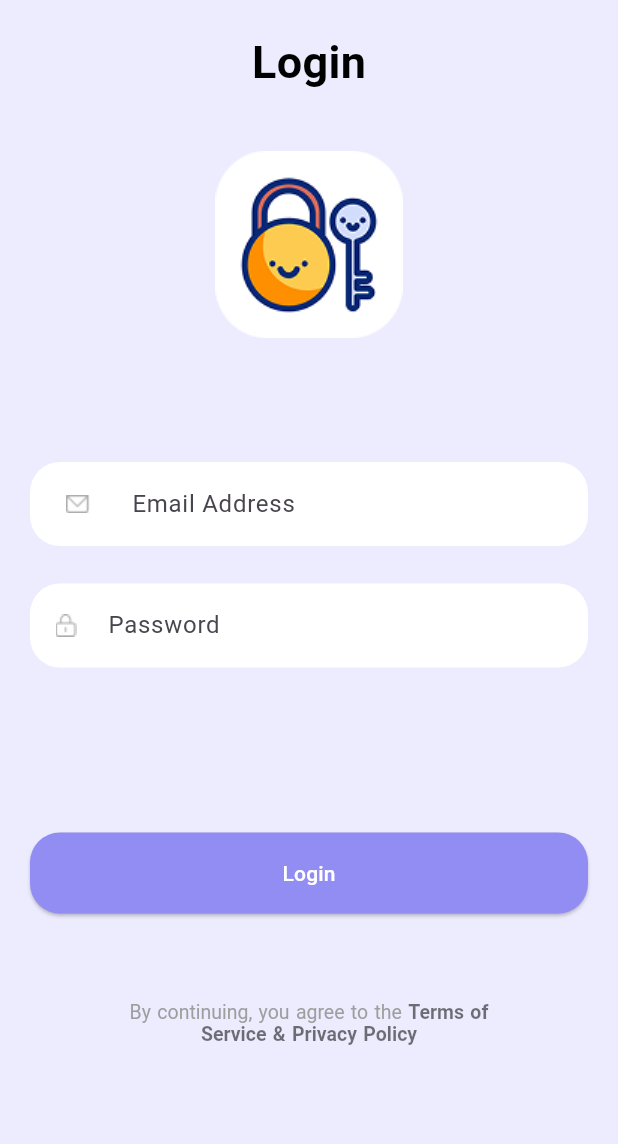
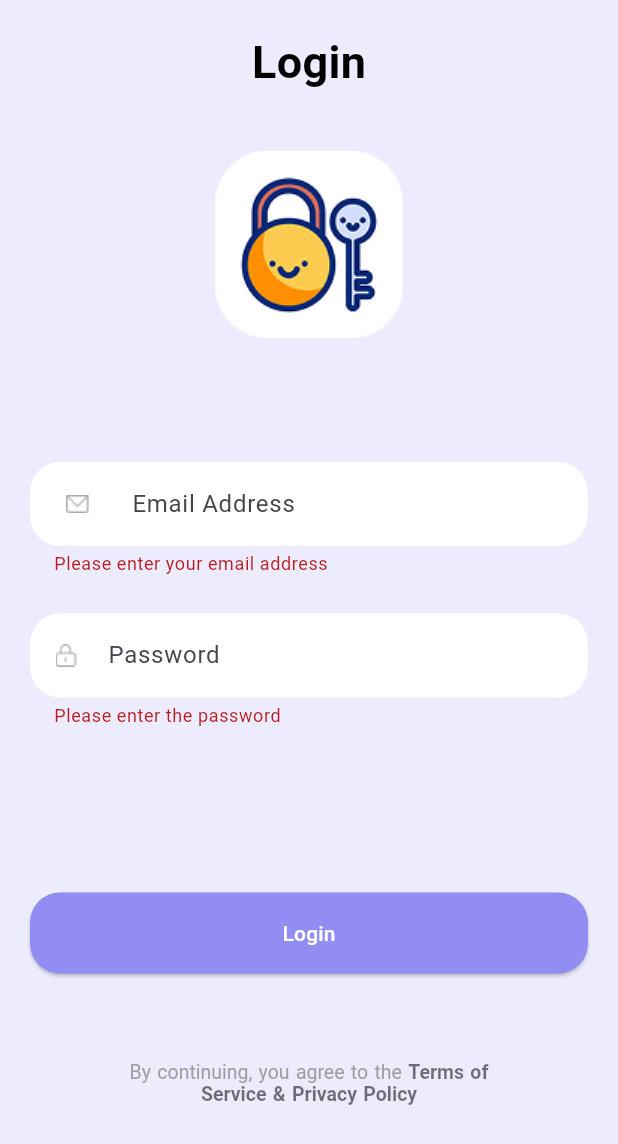
Before and after one commit to codeAromal9/reubro_mtask, a Flutter app: the LoginPage screen opened by its route, after a tap on "Login", on a phone screen of 412 x 824 dp. Shown: the top 1144 px of the screen. Run offline on Flutter 3.47's test engine with Material 3 defaults, Android fonts, the light colour scheme and no system bars; our stand-ins replace shared_preferences; accounts and stored records are empty.

Commit message:
Login page form validation fixes

```diff
--- a/lib/pages/auth/login_page.dart
+++ b/lib/pages/auth/login_page.dart
@@ -47,6 +47,9 @@ class _LoginPageState extends State<LoginPage> {
                         if (value == null || value.isEmpty) {
                           return "Please enter your email address";
                         }
+                        if (!value.contains('@') && !value.contains('.')) {
+                          return "Invalid email address";
+                        }
                         return null;
                       },
                     ),
@@ -60,6 +63,9 @@ class _LoginPageState extends State<LoginPage> {
                         if (value == null || value.isEmpty) {
                           return "Please enter the password";
                         }
+                        if (value.length < 6) {
+                          return "Weak password";
+                        }
                         return null;
                       },
                     ),
@@ -69,8 +75,12 @@ class _LoginPageState extends State<LoginPage> {
                         final SharedPreferences sharedPrefs = await SharedPreferences.getInstance();
                         final savedEmail = sharedPrefs.getString('email');
                         final savedPassword = sharedPrefs.getString('password');
-                        if (savedEmail == _emailController.text.trim() && savedPassword == _passwordController.text.trim()) {
-                          Navigator.pushNamed(context, "/homePage");
+                        if (_formKey.currentState!.validate()) {
+                          if (savedEmail == _emailController.text.trim() && savedPassword == _passwordController.text.trim()) {
+                            Navigator.pushNamed(context, "/homePage");
+                          } else {
+                            ScaffoldMessenger.of(context).showSnackBar(SnackBar(content: Text('User does not exist')));
+                          }
                         }
                       },
                       text: 'Login',
```
